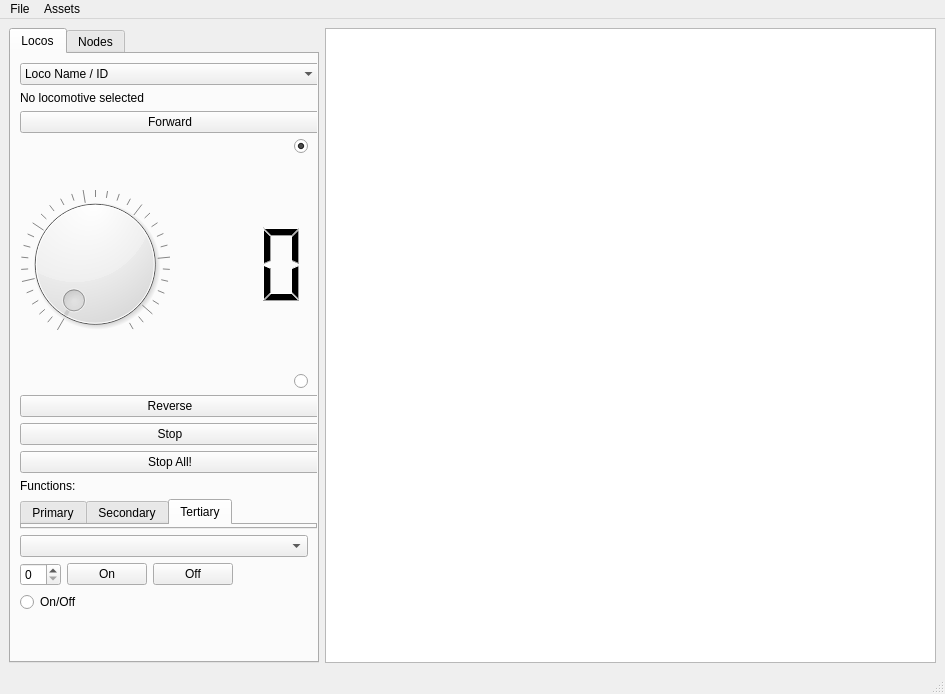
Above: mainwindow.ui from penguintutor/pyvlcb before the change. Below: the same form after it.
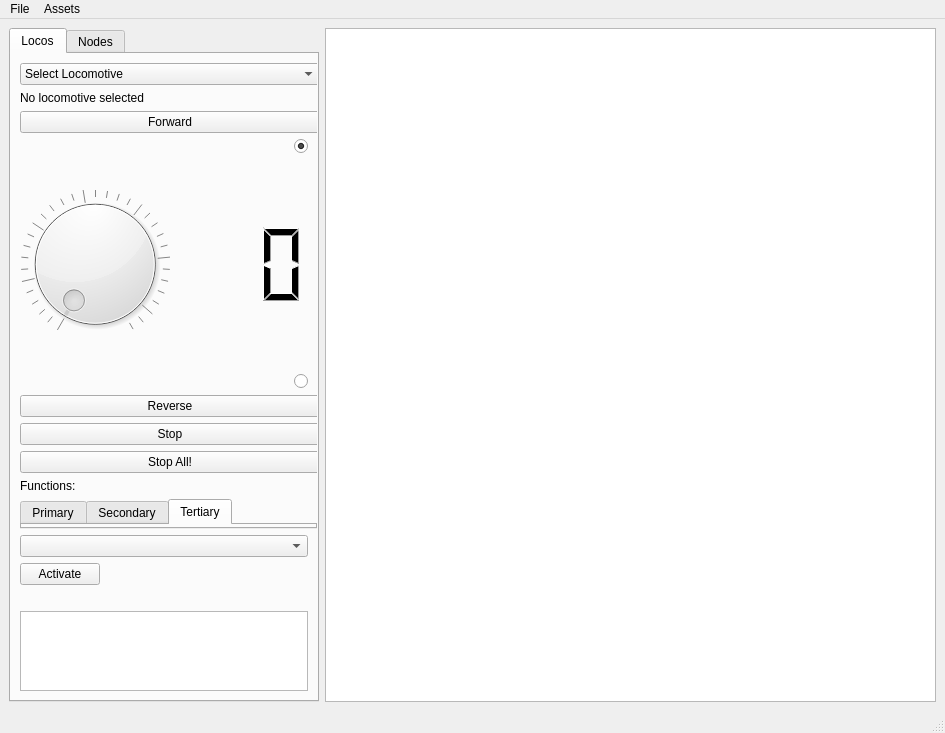
That is the form after the change. The open tabs and pages were chosen to show the change.

Commit message: Extend loco and layout classes and add sample loco json files

Diff of the .ui file:
```diff
--- a/mainwindow.ui
+++ b/mainwindow.ui
@@ -7,7 +7,7 @@
     <x>0</x>
     <y>0</y>
     <width>945</width>
-    <height>694</height>
+    <height>733</height>
    </rect>
   </property>
   <property name="sizePolicy">
@@ -65,9 +65,12 @@
               <height>16777215</height>
              </size>
             </property>
+            <property name="currentText">
+             <string>Select Locomotive</string>
+            </property>
             <item>
              <property name="text">
-              <string>Loco Name / ID</string>
+              <string>Select Locomotive</string>
              </property>
             </item>
            </widget>
@@ -303,25 +306,7 @@
            </widget>
           </item>
           <item>
-           <layout class="QHBoxLayout" name="horizontalLayout_3">
-            <item>
-             <widget class="QSpinBox" name="locoFuncSpinBox">
-              <property name="minimumSize">
-               <size>
-                <width>40</width>
-                <height>0</height>
-               </size>
-              </property>
-              <property name="maximumSize">
-               <size>
-                <width>70</width>
-                <height>16777215</height>
-               </size>
-              </property>
-             </widget>
-            </item>
-            <item>
-             <widget class="QPushButton" name="locoFuncOnButton">
+           <widget class="QPushButton" name="locoFuncButton">
               <property name="sizePolicy">
                <sizepolicy hsizetype="Fixed" vsizetype="Fixed">
                 <horstretch>0</horstretch>
@@ -335,54 +320,21 @@
                </size>
               </property>
               <property name="text">
-               <string>On</string>
+             <string>Activate</string>
               </property>
              </widget>
             </item>
             <item>
-             <widget class="QPushButton" name="locoFuncOffButton">
-              <property name="sizePolicy">
-               <sizepolicy hsizetype="Fixed" vsizetype="Fixed">
-                <horstretch>0</horstretch>
-                <verstretch>0</verstretch>
-               </sizepolicy>
-              </property>
-              <property name="minimumSize">
-               <size>
-                <width>50</width>
-                <height>0</height>
-               </size>
-              </property>
+           <widget class="QLabel" name="locoImage">
               <property name="text">
-               <string>Off</string>
+             <string/>
               </property>
              </widget>
             </item>
             <item>
-             <spacer name="horizontalSpacer">
-              <property name="orientation">
-               <enum>Qt::Horizontal</enum>
-              </property>
-              <property name="sizeHint" stdset="0">
-               <size>
-                <width>40</width>
-                <height>20</height>
-               </size>
-              </property>
-             </spacer>
-            </item>
-           </layout>
-          </item>
-          <item>
-           <widget class="QRadioButton" name="locoFuncStatus">
-            <property name="maximumSize">
-             <size>
-              <width>130</width>
-              <height>30</height>
-             </size>
-            </property>
-            <property name="text">
-             <string>On/Off</string>
+           <widget class="QTextEdit" name="locoInfoText">
+            <property name="readOnly">
+             <bool>true</bool>
             </property>
            </widget>
           </item>
```
Left out of the diff: 4 changed lines with no effect on the pictures. Lines whose indentation alone changed are shown as unchanged. The commit also changes 6 other files.
